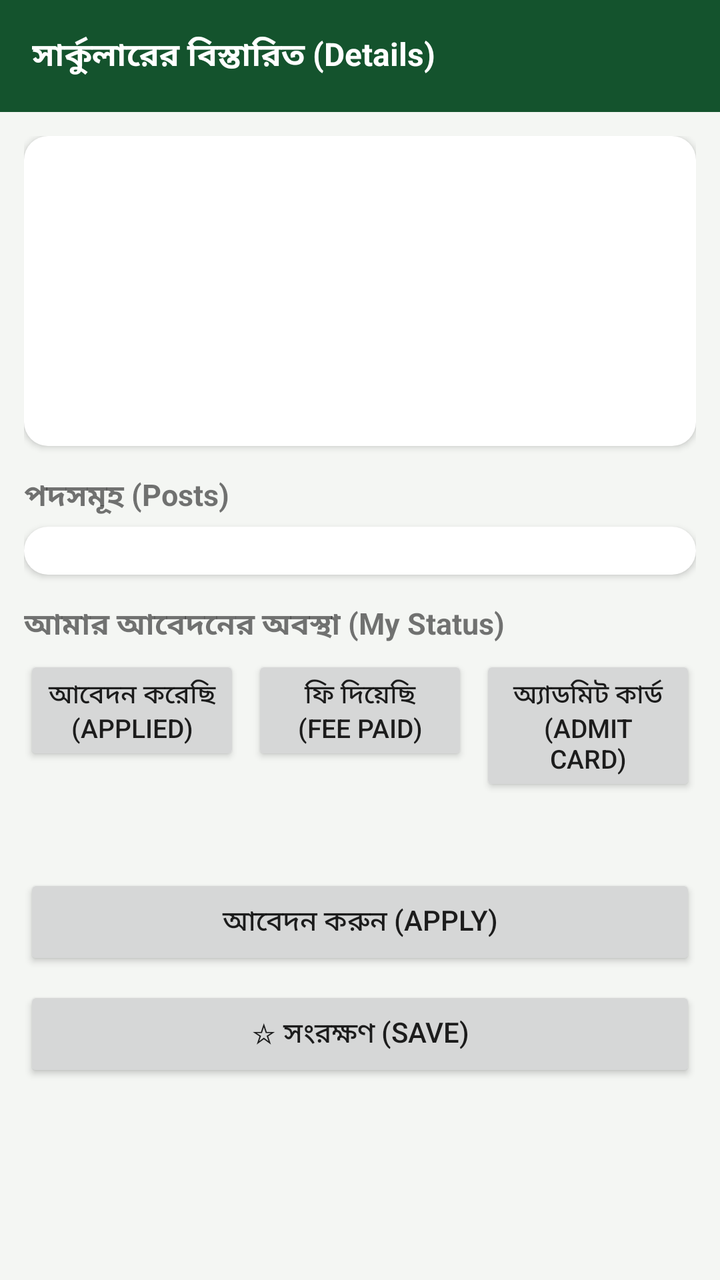
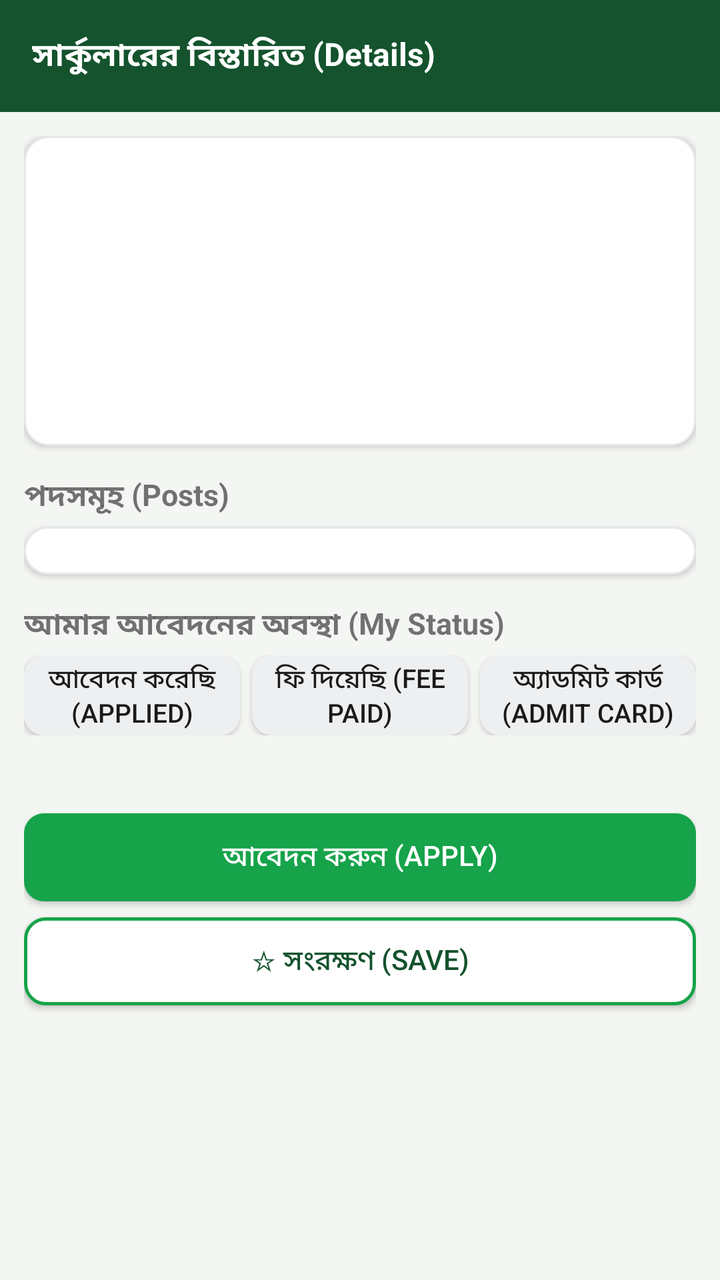

An Android layout rendered at two revisions. The XML below is the earlier revision; the diff shows what the commit changed to produce the second picture.
<!-- AndroidManifest.xml: application theme AppTheme -->
<!-- res/layout/activity_detail.xml -->
<?xml version="1.0" encoding="utf-8"?>
<LinearLayout xmlns:android="http://schemas.android.com/apk/res/android"
    android:layout_width="match_parent"
    android:layout_height="match_parent"
    android:orientation="vertical"
    android:background="@color/bg"
    android:fitsSystemWindows="true">

    <android.widget.Toolbar
        android:id="@+id/toolbar"
        android:layout_width="match_parent"
        android:layout_height="?android:attr/actionBarSize"
        android:background="@color/green_dark"
        android:titleTextColor="#ffffff"
        android:titleTextAppearance="@style/ToolbarTitle"
        android:title="@string/detail_title" />

    <ScrollView
        android:layout_width="match_parent"
        android:layout_height="match_parent"
        android:fillViewport="true">
        <LinearLayout
            android:layout_width="match_parent"
            android:layout_height="wrap_content"
            android:orientation="vertical"
            android:padding="12dp"
            android:paddingBottom="32dp">
            <LinearLayout
                android:layout_width="match_parent"
                android:layout_height="wrap_content"
                android:orientation="vertical"
                android:background="@drawable/card_bg"
                android:elevation="2dp"
                android:padding="12dp">
                <TextView
                    android:id="@+id/org"
                    android:layout_width="wrap_content"
                    android:layout_height="wrap_content"
                    android:textSize="17sp"
                    android:textStyle="bold"
                    android:lineSpacingMultiplier="1.15"
                    android:textColor="@color/text_dark" />
                <TextView
                    android:id="@+id/orgEn"
                    android:layout_width="wrap_content"
                    android:layout_height="wrap_content"
                    android:textColor="@color/text_grey"
                    android:textSize="13sp" />
                <TextView
                    android:id="@+id/metaLine"
                    android:layout_width="wrap_content"
                    android:layout_height="wrap_content"
                    android:layout_marginTop="6dp"
                    android:textSize="13sp"
                    android:lineSpacingMultiplier="1.15" />
                <TextView
                    android:id="@+id/deadlineLine"
                    android:layout_width="wrap_content"
                    android:layout_height="wrap_content"
                    android:layout_marginTop="4dp"
                    android:textSize="13sp" />
                <TextView
                    android:id="@+id/cdText"
                    android:layout_width="wrap_content"
                    android:layout_height="wrap_content"
                    android:layout_marginTop="2dp"
                    android:textSize="14sp"
                    android:textStyle="bold"
                    android:textColor="@color/green_dark" />
                <TextView
                    android:id="@+id/sourceNote"
                    android:layout_width="wrap_content"
                    android:layout_height="wrap_content"
                    android:layout_marginTop="8dp"
                    android:textColor="@color/text_grey"
                    android:textSize="12sp" />
            </LinearLayout>

            <TextView
                android:layout_width="wrap_content"
                android:layout_height="wrap_content"
                android:text="পদসমূহ (Posts)"
                android:textStyle="bold"
                android:textSize="15sp"
                android:layout_marginTop="14dp" />
            <LinearLayout
                android:id="@+id/postsBox"
                android:layout_width="match_parent"
                android:layout_height="wrap_content"
                android:orientation="vertical"
                android:background="@drawable/card_bg"
                android:elevation="2dp"
                android:padding="12dp"
                android:layout_marginTop="4dp" />

            <TextView
                android:layout_width="wrap_content"
                android:layout_height="wrap_content"
                android:text="আমার আবেদনের অবস্থা (My Status)"
                android:textStyle="bold"
                android:textSize="15sp"
                android:layout_marginTop="14dp" />
            <LinearLayout
                android:layout_width="match_parent"
                android:layout_height="wrap_content"
                android:orientation="horizontal"
                android:layout_marginTop="4dp">
                <Button
                    android:id="@+id/statusApplied"
                    android:layout_width="0dp"
                    android:layout_height="wrap_content"
                    android:layout_weight="1"
                    android:textSize="13sp"
                    android:text="আবেদন করেছি (Applied)" />
                <Button
                    android:id="@+id/statusFee"
                    android:layout_width="0dp"
                    android:layout_height="wrap_content"
                    android:layout_weight="1"
                    android:textSize="13sp"
                    android:text="ফি দিয়েছি (Fee Paid)"
                    android:layout_marginLeft="6dp" />
                <Button
                    android:id="@+id/statusAdmit"
                    android:layout_width="0dp"
                    android:layout_height="wrap_content"
                    android:layout_weight="1"
                    android:textSize="13sp"
                    android:text="অ্যাডমিট কার্ড (Admit Card)"
                    android:layout_marginLeft="6dp" />
            </LinearLayout>
            <TextView
                android:id="@+id/statusText"
                android:layout_width="wrap_content"
                android:layout_height="wrap_content"
                android:layout_marginTop="6dp"
                android:textColor="@color/green_dark"
                android:textSize="14sp"
                android:textStyle="bold" />

            <Button
                android:id="@+id/applyBtn"
                android:layout_width="match_parent"
                android:layout_height="wrap_content"
                android:text="@string/apply"
                android:textSize="14sp"
                android:layout_marginTop="14dp" />
            <Button
                android:id="@+id/shortlistBtn"
                android:layout_width="match_parent"
                android:layout_height="wrap_content"
                android:text="@string/save_shortlist"
                android:textSize="14sp"
                android:layout_marginTop="8dp" />
        </LinearLayout>
    </ScrollView>
</LinearLayout>
<!-- resources referenced by this layout -->
<resources>
  <color name="bg">#f4f6f3</color>
  <color name="green_dark">#14532d</color>
  <color name="text_dark">#1a1a1a</color>
  <color name="text_grey">#5f6368</color>
  <!-- drawable card_bg (drawable) -->
  <?xml version="1.0" encoding="utf-8"?>
  <shape xmlns:android="http://schemas.android.com/apk/res/android"
      android:shape="rectangle">
      <solid android:color="#ffffff" />
      <corners android:radius="12dp" />
  </shape>
  <string name="apply">আবেদন করুন (Apply)</string>
  <string name="detail_title">সার্কুলারের বিস্তারিত (Details)</string>
  <string name="save_shortlist">☆ সংরক্ষণ (Save)</string>
  <style name="ToolbarTitle">
          <item name="android:textSize">16sp</item>
          <item name="android:textStyle">bold</item>
      </style>
  <style name="AppTheme" parent="android:Theme.Material.Light.NoActionBar">
          <item name="android:colorPrimary">@color/green_dark</item>
          <item name="android:colorPrimaryDark">@color/green_dark</item>
          <item name="android:colorAccent">@color/green</item>
          <item name="android:windowBackground">@color/bg</item>
      </style>
  <color name="green">#16a34a</color>
</resources>

<!-- the commit's change to res/layout/activity_detail.xml (unified diff, before → after) -->
@@ -108,26 +108,38 @@
                 <Button
                     android:id="@+id/statusApplied"
                     android:layout_width="0dp"
-                    android:layout_height="wrap_content"
+                    android:layout_height="40dp"
                     android:layout_weight="1"
                     android:textSize="13sp"
-                    android:text="আবেদন করেছি (Applied)" />
+                    android:text="আবেদন করেছি (Applied)"
+                android:minHeight="0dp"
+                android:background="@drawable/btn_ghost"
+                android:textColor="@color/text_dark"
+            />
                 <Button
                     android:id="@+id/statusFee"
                     android:layout_width="0dp"
-                    android:layout_height="wrap_content"
+                    android:layout_height="40dp"
                     android:layout_weight="1"
                     android:textSize="13sp"
                     android:text="ফি দিয়েছি (Fee Paid)"
-                    android:layout_marginLeft="6dp" />
+                    android:layout_marginLeft="6dp"
+                android:minHeight="0dp"
+                android:background="@drawable/btn_ghost"
+                android:textColor="@color/text_dark"
+            />
                 <Button
                     android:id="@+id/statusAdmit"
                     android:layout_width="0dp"
-                    android:layout_height="wrap_content"
+                    android:layout_height="40dp"
                     android:layout_weight="1"
                     android:textSize="13sp"
                     android:text="অ্যাডমিট কার্ড (Admit Card)"
-                    android:layout_marginLeft="6dp" />
+                    android:layout_marginLeft="6dp"
+                android:minHeight="0dp"
+                android:background="@drawable/btn_ghost"
+                android:textColor="@color/text_dark"
+            />
             </LinearLayout>
             <TextView
                 android:id="@+id/statusText"
@@ -141,17 +153,25 @@
             <Button
                 android:id="@+id/applyBtn"
                 android:layout_width="match_parent"
-                android:layout_height="wrap_content"
+                android:layout_height="44dp"
                 android:text="@string/apply"
                 android:textSize="14sp"
-                android:layout_marginTop="14dp" />
+                android:layout_marginTop="14dp"
+                android:minHeight="0dp"
+                android:background="@drawable/btn_primary"
+                android:textColor="#ffffff"
+            />
             <Button
                 android:id="@+id/shortlistBtn"
                 android:layout_width="match_parent"
-                android:layout_height="wrap_content"
+                android:layout_height="44dp"
                 android:text="@string/save_shortlist"
                 android:textSize="14sp"
-                android:layout_marginTop="8dp" />
+                android:layout_marginTop="8dp"
+                android:minHeight="0dp"
+                android:background="@drawable/btn_secondary"
+                android:textColor="@color/green_dark"
+            />
         </LinearLayout>
     </ScrollView>
 </LinearLayout>
<!-- resource entries referenced after the edit -->
@@ -4,11 +4,34 @@
   <color name="green_dark">#14532d</color>
   <color name="text_dark">#1a1a1a</color>
   <color name="text_grey">#5f6368</color>
+  <!-- drawable btn_ghost (drawable) -->
+  <?xml version="1.0" encoding="utf-8"?>
+  <shape xmlns:android="http://schemas.android.com/apk/res/android"
+      android:shape="rectangle">
+      <solid android:color="#EDEFF1" />
+      <corners android:radius="10dp" />
+  </shape>
+  <!-- drawable btn_primary (drawable) -->
+  <?xml version="1.0" encoding="utf-8"?>
+  <shape xmlns:android="http://schemas.android.com/apk/res/android"
+      android:shape="rectangle">
+      <solid android:color="@color/green" />
+      <corners android:radius="10dp" />
+  </shape>
+  <!-- drawable btn_secondary (drawable) -->
+  <?xml version="1.0" encoding="utf-8"?>
+  <shape xmlns:android="http://schemas.android.com/apk/res/android"
+      android:shape="rectangle">
+      <solid android:color="#ffffff" />
+      <stroke android:width="1.5dp" android:color="@color/green" />
+      <corners android:radius="10dp" />
+  </shape>
   <!-- drawable card_bg (drawable) -->
   <?xml version="1.0" encoding="utf-8"?>
   <shape xmlns:android="http://schemas.android.com/apk/res/android"
       android:shape="rectangle">
       <solid android:color="#ffffff" />
+      <stroke android:width="1dp" android:color="#E5E7EB" />
       <corners android:radius="12dp" />
   </shape>
   <string name="apply">আবেদন করুন (Apply)</string>
